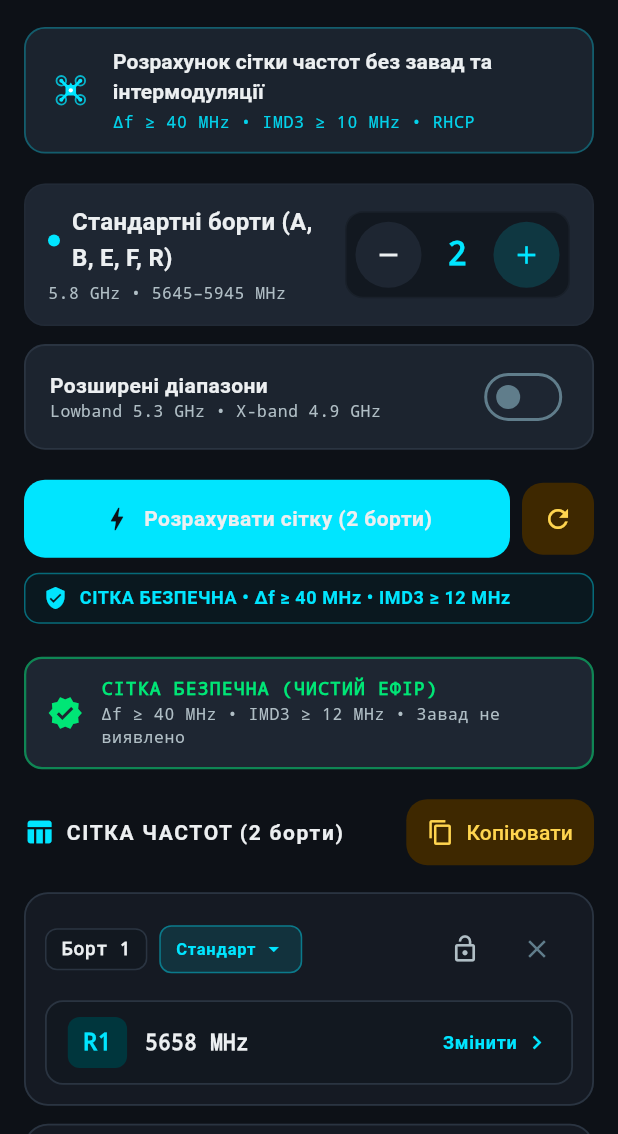
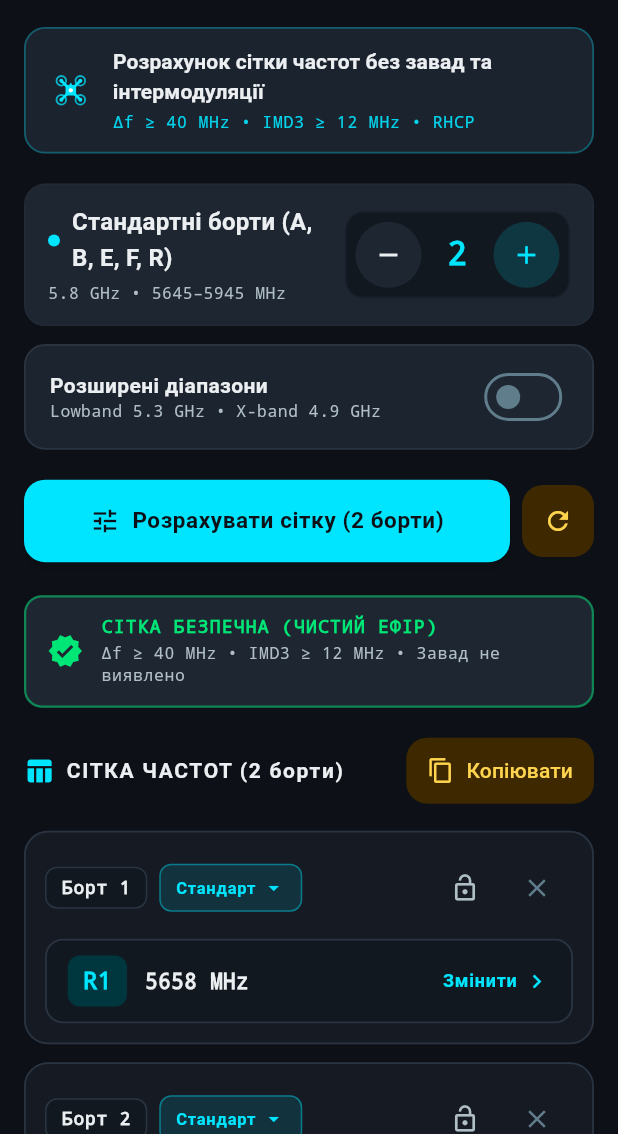
Before and after one commit to khronosXP/fpv-freq-manager, a Flutter app: the screen it shows after launch, on a phone screen of 412 x 824 dp, the part 102-1236 px from its top. Run offline on Flutter 3.47's test engine with Material 3 defaults, Android fonts, the light colour scheme and no system bars; our stand-ins replace flutter_riverpod.

Commit message:
fix(ui): eliminate duplicate safe status, enforce 12 MHz standard, improve button legibility and remove non-lock emojis

```diff
--- a/lib/core/math/conflict_analyzer.dart
+++ b/lib/core/math/conflict_analyzer.dart
@@ -177,7 +177,7 @@ class ConflictAnalyzer {
       }
     }
 
-    // 3. Тритонові інтермодуляційні колізії Triple-Beat (|f1 + f2 - f3 - f_victim| < 10 МГц)
+    // 3. Тритонові інтермодуляційні колізії Triple-Beat (|f1 + f2 - f3 - f_victim| < 12 МГц)
     final tripleBeat = <TripleBeatCollision>[];
     if (assignedSlots.length >= 4) {
       final n = assignedSlots.length;
--- a/lib/core/math/models/spectrum_exception.dart
+++ b/lib/core/math/models/spectrum_exception.dart
@@ -36,7 +36,7 @@ class SpectrumExhaustedException implements Exception {
       requestedCount: requestedCount,
       message:
           'Неможливо підібрати чисту сітку для $requestedCount бортів у діапазоні ${boardType.label} '
-          'із дотриманням Δf ≥ 40 МГц та IMD3 ≥ 10 МГц.',
+          'із дотриманням Δf ≥ 40 МГц та IMD3 ≥ 12 МГц.',
     );
   }
 
--- a/lib/presentation/views/auto_calculator_view.dart
+++ b/lib/presentation/views/auto_calculator_view.dart
@@ -247,7 +247,7 @@ class AutoCalculatorView extends ConsumerWidget {
           ),
           icon: Icon(Icons.edit_note, color: colorScheme.primary),
           label: Text(
-            'Налаштувати або зафіксувати в ручному режимі ➔',
+            'Налаштувати або зафіксувати в ручному режимі',
             style: TextStyle(
               color: colorScheme.primary,
               fontWeight: FontWeight.bold,
--- a/lib/presentation/views/manual_configurator_view.dart
+++ b/lib/presentation/views/manual_configurator_view.dart
@@ -274,12 +274,12 @@ class ManualConfiguratorView extends ConsumerWidget {
     for (final imd in report.imdCollisions) {
       if (imd.victim.id == slot.id) {
         reasons.add(
-          'Глушиться комбінацією 2×Б${imd.transmitter1.boardNumber} - Б${imd.transmitter2.boardNumber} (зазор ${imd.distance} МГц < 10 МГц)',
+          'Глушиться комбінацією 2×Б${imd.transmitter1.boardNumber} - Б${imd.transmitter2.boardNumber} (зазор ${imd.distance} МГц < ${imd.threshold} МГц)',
         );
       } else if (imd.transmitter1.id == slot.id ||
           imd.transmitter2.id == slot.id) {
         reasons.add(
-          'Створює IMD3 заваду на Борт ${imd.victim.boardNumber} (зазор ${imd.distance} МГц < 10 МГц)',
+          'Створює IMD3 заваду на Борт ${imd.victim.boardNumber} (зазор ${imd.distance} МГц < ${imd.threshold} МГц)',
         );
       }
     }
--- a/lib/presentation/widgets/calculator_header_banner.dart
+++ b/lib/presentation/widgets/calculator_header_banner.dart
@@ -42,7 +42,7 @@ class CalculatorHeaderBanner extends StatelessWidget {
                 ),
                 const SizedBox(height: 3),
                 Text(
-                  'Δf ≥ 40 MHz • IMD3 ≥ 10 MHz • RHCP',
+                  'Δf ≥ 40 MHz • IMD3 ≥ 12 MHz • RHCP',
                   style: theme.textTheme.bodySmall?.copyWith(
                     color: colorScheme.primary.withValues(alpha: 0.9),
                     fontFamily: 'monospace',
--- a/lib/presentation/widgets/fleet/fleet_action_bar.dart
+++ b/lib/presentation/widgets/fleet/fleet_action_bar.dart
@@ -14,19 +14,12 @@ class FleetActionBar extends ConsumerWidget {
 
     final total = state.totalBoards;
     final isCalculating = state.isCalculating;
-    final hasCollisions = state.hasConflicts;
-    final imdTarget = state.standardCount == 6 ? 10 : 12;
 
-    return Column(
-      crossAxisAlignment: CrossAxisAlignment.stretch,
-      children: [
-        Row(
+    return Row(
       children: [
         Expanded(
           child: FilledButton.icon(
-                onPressed: isCalculating
-                    ? null
-                    : notifier.calculateOptimalFleet,
+            onPressed: isCalculating ? null : notifier.calculateOptimalFleet,
             icon: isCalculating
                 ? SizedBox(
                     width: 18,
@@ -36,17 +29,22 @@ class FleetActionBar extends ConsumerWidget {
                       color: colorScheme.onPrimary,
                     ),
                   )
-                    : const Icon(Icons.bolt, size: 20),
+                : Icon(Icons.tune, size: 20, color: colorScheme.onPrimary),
             label: Text(
               isCalculating
                   ? 'Розрахунок сітки...'
                   : 'Розрахувати сітку ($total ${total == 1 ? 'борт' : (total < 5 ? 'борти' : 'бортів')})',
-                  style: theme.textTheme.labelLarge?.copyWith(
+              style: theme.textTheme.titleMedium?.copyWith(
                 fontWeight: FontWeight.bold,
-                    letterSpacing: 0.3,
+                fontSize: 15,
+                color: colorScheme.onPrimary,
+                letterSpacing: 0.4,
               ),
             ),
             style: FilledButton.styleFrom(
+              backgroundColor: colorScheme.primary,
+              foregroundColor: colorScheme.onPrimary,
+              elevation: 2,
               padding: const EdgeInsets.symmetric(vertical: 16),
               shape: RoundedRectangleBorder(
                 borderRadius: BorderRadius.circular(14),
@@ -67,72 +65,6 @@ class FleetActionBar extends ConsumerWidget {
           ),
         ),
       ],
-        ),
-
-        const SizedBox(height: 10),
-
-        // Стан чистоти ефіру
-        Container(
-          padding: const EdgeInsets.symmetric(horizontal: 12, vertical: 8),
-          decoration: BoxDecoration(
-            color: hasCollisions
-                ? colorScheme.errorContainer.withValues(alpha: 0.2)
-                : colorScheme.primaryContainer.withValues(alpha: 0.2),
-            borderRadius: BorderRadius.circular(10),
-            border: Border.all(
-              color: hasCollisions
-                  ? colorScheme.error.withValues(alpha: 0.4)
-                  : colorScheme.primary.withValues(alpha: 0.4),
-            ),
-          ),
-          child: Row(
-            children: [
-              Icon(
-                hasCollisions
-                    ? Icons.warning_amber_rounded
-                    : Icons.verified_user,
-                size: 16,
-                color: hasCollisions ? colorScheme.error : colorScheme.primary,
-              ),
-              const SizedBox(width: 8),
-              Expanded(
-                child: Text(
-                  hasCollisions
-                      ? 'УВАГА: Виявлено колізії частот або IMD3'
-                      : 'СІТКА БЕЗПЕЧНА • Δf ≥ 40 MHz • IMD3 ≥ $imdTarget MHz',
-                  style: theme.textTheme.labelMedium?.copyWith(
-                    color: hasCollisions
-                        ? colorScheme.error
-                        : colorScheme.primary,
-                    fontWeight: FontWeight.bold,
-                    letterSpacing: 0.4,
-                  ),
-                ),
-              ),
-            ],
-          ),
-        ),
-
-        if (state.lastStatusMessage != null) ...[
-          const SizedBox(height: 8),
-          Container(
-            padding: const EdgeInsets.symmetric(horizontal: 12, vertical: 8),
-            decoration: BoxDecoration(
-              color: colorScheme.errorContainer.withValues(alpha: 0.15),
-              borderRadius: BorderRadius.circular(10),
-              border: Border.all(
-                color: colorScheme.error.withValues(alpha: 0.3),
-              ),
-            ),
-            child: Text(
-              state.lastStatusMessage!,
-              style: theme.textTheme.bodySmall?.copyWith(
-                color: colorScheme.error,
-              ),
-            ),
-          ),
-        ],
-      ],
     );
   }
 }
--- a/lib/presentation/widgets/result_cheat_sheet.dart
+++ b/lib/presentation/widgets/result_cheat_sheet.dart
@@ -200,7 +200,7 @@ class ResultCheatSheet extends StatelessWidget {
               const SizedBox(width: 10),
               Expanded(
                 child: Text(
-                  'ВЕРИФІКОВАНО: Δf ≥ 40 MHz • IMD3 ≥ 10 MHz • RHCP',
+                  'ВЕРИФІКОВАНО: Δf ≥ 40 MHz • IMD3 ≥ 12 MHz • RHCP',
                   style: theme.textTheme.bodySmall?.copyWith(
                     color: colorScheme.tertiary,
                     fontFamily: 'monospace',
--- a/lib/presentation/widgets/result_clipboard_helper.dart
+++ b/lib/presentation/widgets/result_clipboard_helper.dart
@@ -17,7 +17,7 @@ class ResultClipboardHelper {
       );
     }
     buffer.writeln('==========================================');
-    buffer.writeln('Δf ≥ 40 MHz • IMD3 ≥ 10 MHz • RHCP');
+    buffer.writeln('Δf ≥ 40 MHz • IMD3 ≥ 12 MHz • RHCP');
     Clipboard.setData(ClipboardData(text: buffer.toString()));
 
     final messenger = ScaffoldMessenger.of(context);
--- a/lib/presentation/widgets/rf_spectrum_chart.dart
+++ b/lib/presentation/widgets/rf_spectrum_chart.dart
@@ -152,7 +152,7 @@ class _RfSpectrumChartState extends State<RfSpectrumChart> {
                 ),
               ),
               child: Text(
-                'Δf ≥ 40 MHz • IMD3 ≥ 10 MHz',
+                'Δf ≥ 40 MHz • IMD3 ≥ 12 MHz',
                 style: theme.textTheme.labelSmall?.copyWith(
                   color: colorScheme.tertiary,
                   fontWeight: FontWeight.bold,
```
Lines whose indentation alone changed are shown as unchanged.
